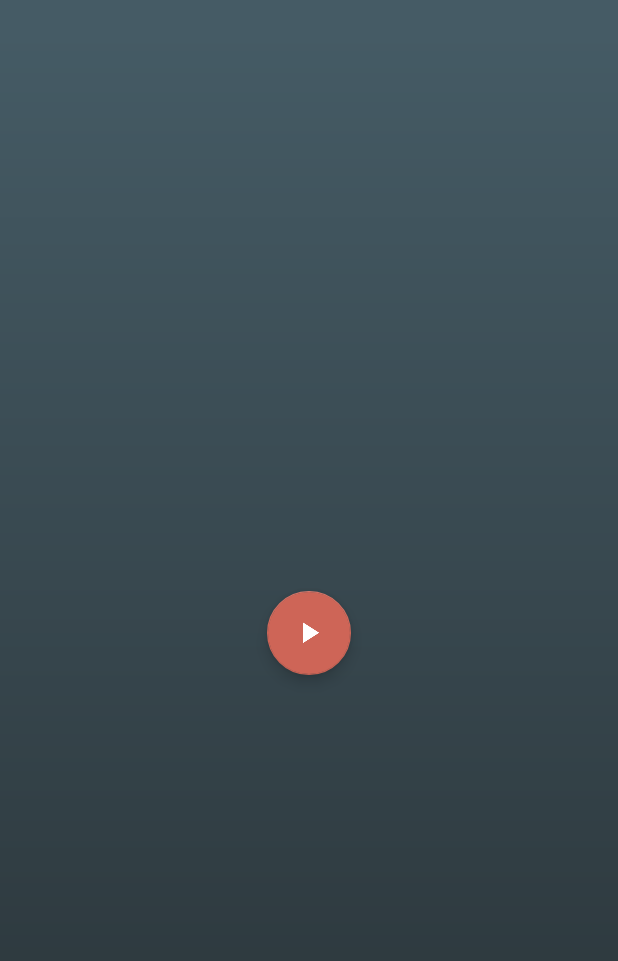
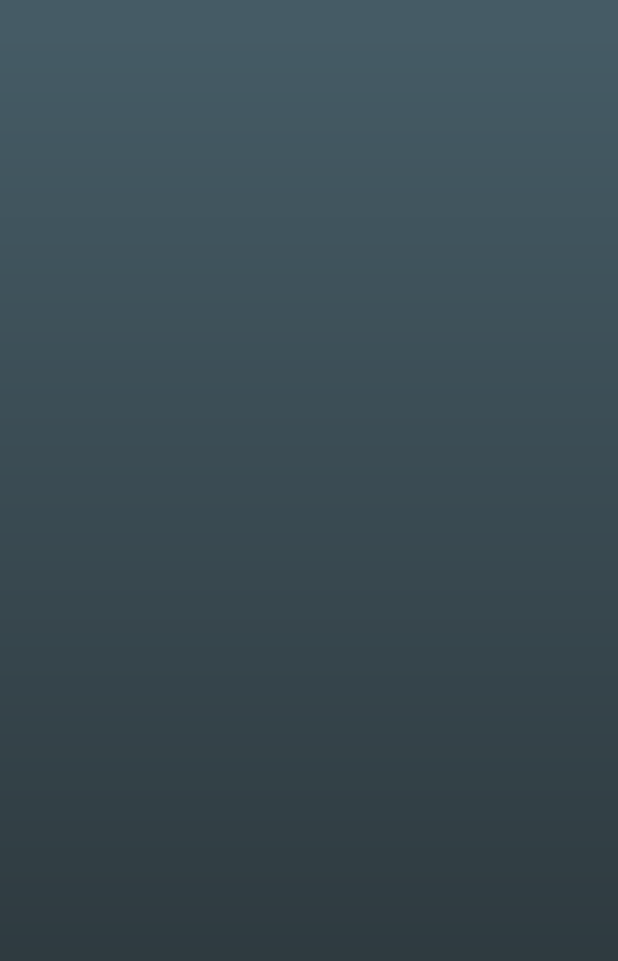
Before and after one commit to mnlk66/puissance4, an Android app: the layout content_main.xml on its own in the app's theme, with its tools: preview values and no code run, on a phone screen of 412 x 824 dp. Shown: the top 961 px of the screen. Run offline under Robolectric (Android 15) with nearby library versions, the phone set to English and light mode, and no system bars.

```diff
--- a/app/src/main/java/com/example/puissance4/Const.java
+++ b/app/src/main/java/com/example/puissance4/Const.java
@@ -5,7 +5,7 @@ public class Const {
     public final static String YELLOW_PIECE = "Y_P";
     public final static String RED_PIECE = "R_P";
 
-    public final static int DEPTH_EASY = 2;
+    public final static int DEPTH_EASY = 5;
 
 
     public final static String COMPUTER = "C";
--- a/app/src/main/java/com/example/puissance4/IA.java
+++ b/app/src/main/java/com/example/puissance4/IA.java
@@ -101,6 +101,9 @@ public class IA {
     private void analyzeFuturePosition(Node node, final int depth, final String[][] game, final String player) {
 
         if (playerWin(game, Const.COMPUTER)) {
+
+            final  String[]  message2={"Je suis en mode facile"};
+
             node.setEstimation(MAX + MAX);
             node.setDepth(depth);
             return;
--- a/app/src/main/res/layout/content_main.xml
+++ b/app/src/main/res/layout/content_main.xml
@@ -33,16 +33,6 @@
         android:layout_height="match_parent"
         android:background="@drawable/shadow_box"
         android:orientation="vertical"
-        android:padding="10dp">
-
-        <android.support.design.widget.FloatingActionButton
-            android:id="@+id/fab_play"
-            android:layout_width="wrap_content"
-            android:layout_height="wrap_content"
-            android:layout_centerInParent="true"
-            android:layout_margin="@dimen/fab_margin"
-            android:src="@drawable/ic_play_arrow_white_24dp" />
-
-    </RelativeLayout>
+        android:padding="10dp"/>
 
 </LinearLayout>
```
Also changed, not shown: app/src/main/java/com/example/puissance4/Grid.java (+38 -3 lines), app/src/main/java/com/example/puissance4/MainActivity.java (+0 -14 lines), app/src/main/res/layout/content_home.xml (+10 -10 lines).
